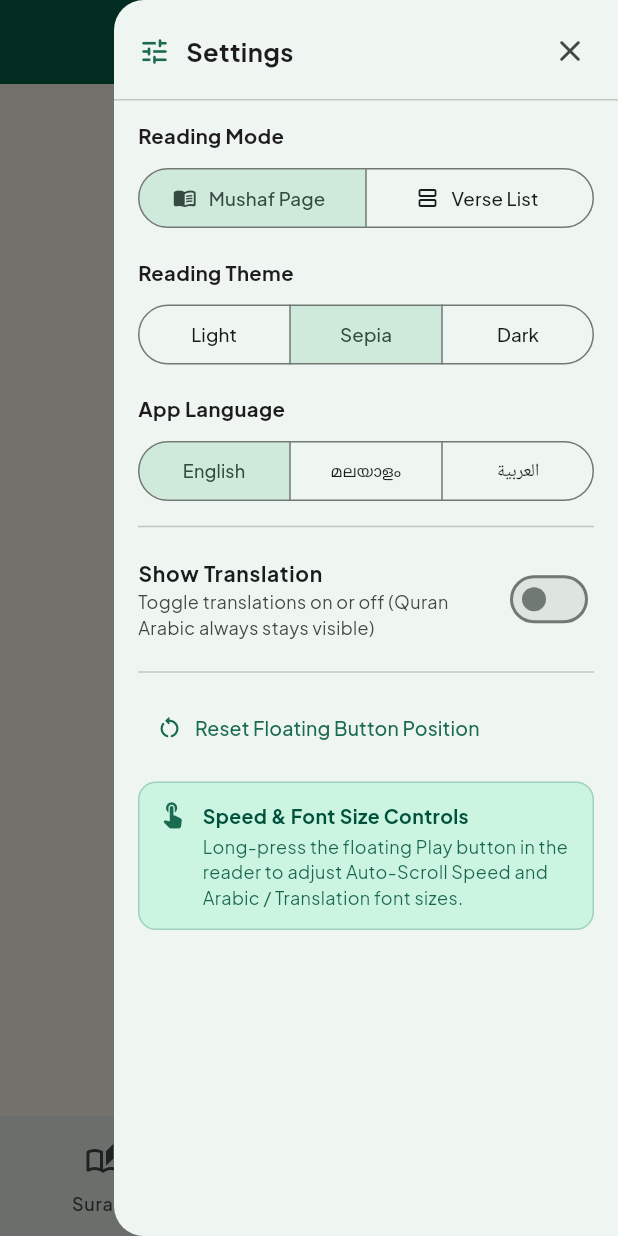
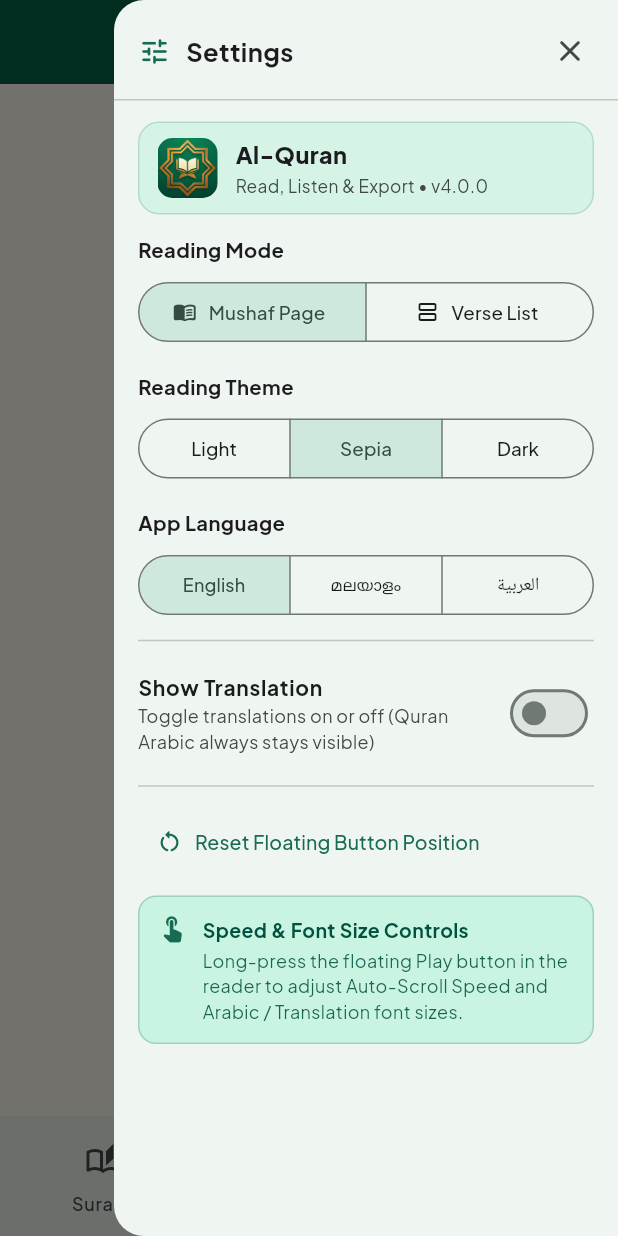
Before and after one commit to sanjide003/ibadia, a Flutter app: the screen it shows after launch, item 2 of the bottom bar chosen, with the side drawer open, on a phone screen of 412 x 824 dp. Run offline on Flutter 3.47's test engine with Material 3 defaults, Android fonts, the phone set to English and light mode, and no system bars; our stand-ins replace flutter_riverpod, google_fonts, pdf, share_plus, shared_preferences; missing offline and left inert: file_saver, gal; network calls fail.

Commit message:
feat: add branding assets and centralized config
- Introduce AppBranding for consistent theming
- Add app logo assets and launcher icon support
- Integrate branding into UI components and theme logic

```diff
--- /dev/null
+++ b/lib/core/config/app_branding.dart
@@ -0,0 +1,28 @@
+import 'package:flutter/material.dart';
+
+/// Central branding tokens for Al-Quran.
+///
+/// Edit the values below to customize the app's in-app name, version label,
+/// master logo asset, and primary emerald/gold brand palette in one place.
+/// See `BRANDING_GUIDE.md` (Malayalam) for full step-by-step instructions.
+class AppBranding {
+  const AppBranding._();
+
+  /// Primary app name used in MaterialApp title and English UI labels.
+  static const String appName = 'Al-Quran';
+
+  /// Short tagline displayed inside the compact drawer brand card.
+  static const String appTagline = 'Read, Listen & Export';
+
+  /// Display version string (keep in sync with pubspec.yaml version).
+  static const String appVersion = '4.0.0';
+
+  /// Master 1024x1024 logo asset registered in pubspec.yaml.
+  static const String logoAsset = 'assets/branding/app_logo.png';
+
+  /// Primary brand emerald palette.
+  static const Color primaryEmerald = Color(0xFF047857);
+  static const Color darkEmerald = Color(0xFF064E3B);
+  static const Color headerEmerald = Color(0xFF065F46);
+  static const Color accentGold = Color(0xFFD97706);
+}
--- a/lib/main.dart
+++ b/lib/main.dart
@@ -1,6 +1,7 @@
 import 'package:flutter/material.dart';
 import 'package:flutter_riverpod/flutter_riverpod.dart';
 import 'package:google_fonts/google_fonts.dart';
+import 'core/config/app_branding.dart';
 import 'providers/quran_providers.dart';
 import 'screens/home_screen.dart';
 
@@ -31,7 +32,7 @@ class QuranMalayalamApp extends ConsumerWidget {
         return ThemeData(
           useMaterial3: true,
           brightness: Brightness.dark,
-          colorSchemeSeed: const Color(0xFF047857),
+          colorSchemeSeed: AppBranding.primaryEmerald,
           scaffoldBackgroundColor: const Color(0xFF0A0D0C),
           textTheme: applyFont(ThemeData.dark().textTheme),
         );
@@ -40,7 +41,7 @@ class QuranMalayalamApp extends ConsumerWidget {
         return ThemeData(
           useMaterial3: true,
           brightness: Brightness.light,
-          colorSchemeSeed: const Color(0xFF065F46),
+          colorSchemeSeed: AppBranding.darkEmerald,
           scaffoldBackgroundColor: const Color(0xFFFBF6E9),
           appBarTheme: const AppBarTheme(
             backgroundColor: Color(0xFFF5ECD7),
@@ -52,14 +53,14 @@ class QuranMalayalamApp extends ConsumerWidget {
       return ThemeData(
         useMaterial3: true,
         brightness: Brightness.light,
-        colorSchemeSeed: const Color(0xFF047857),
+        colorSchemeSeed: AppBranding.primaryEmerald,
         scaffoldBackgroundColor: Colors.white,
         textTheme: applyFont(ThemeData.light().textTheme),
       );
     }
 
     return MaterialApp(
-      title: 'Al-Quran',
+      title: AppBranding.appName,
       debugShowCheckedModeBanner: false,
       theme: buildTheme(settings.themeMode),
       home: const HomeScreen(),
--- a/lib/screens/home_screen.dart
+++ b/lib/screens/home_screen.dart
@@ -4,6 +4,7 @@ import 'package:flutter/material.dart';
 import 'package:flutter_riverpod/flutter_riverpod.dart';
 import 'package:google_fonts/google_fonts.dart';
 import '../core/config/api_config.dart';
+import '../core/config/app_branding.dart';
 import '../core/l10n/app_strings.dart';
 import '../models/surah_model.dart';
 import '../providers/quran_providers.dart';
@@ -47,7 +48,7 @@ class _HomeScreenState extends ConsumerState<HomeScreen>
     final isSepia = settings.themeMode == 'sepia';
 
     final Color headerBg =
-        isDark ? const Color(0xFF064E3B) : const Color(0xFF065F46);
+        isDark ? AppBranding.darkEmerald : AppBranding.headerEmerald;
     final Color canvasBg = isDark
         ? const Color(0xFF0A0D0C)
         : (isSepia ? const Color(0xFFFBF6E9) : const Color(0xFFF3F6F4));
@@ -72,7 +73,38 @@ class _HomeScreenState extends ConsumerState<HomeScreen>
           foregroundColor: Colors.white,
           surfaceTintColor: Colors.transparent,
           elevation: 0,
-          title: Text(
+          title: _tabIndex == 0
+              ? Row(
+                  mainAxisSize: MainAxisSize.min,
+                  children: [
+                    Container(
+                      width: 28,
+                      height: 28,
+                      decoration: BoxDecoration(
+                        borderRadius: BorderRadius.circular(8),
+                        border: Border.all(
+                          color: Colors.white.withValues(alpha: 0.28),
+                          width: 1,
+                        ),
+                      ),
+                      clipBehavior: Clip.antiAlias,
+                      child: Image.asset(
+                        AppBranding.logoAsset,
+                        fit: BoxFit.cover,
+                      ),
+                    ),
+                    const SizedBox(width: 9),
+                    Text(
+                      appBarTitle,
+                      style: const TextStyle(
+                        fontWeight: FontWeight.w700,
+                        fontSize: 20,
+                        color: Colors.white,
+                      ),
+                    ),
+                  ],
+                )
+              : Text(
                   appBarTitle,
                   style: const TextStyle(
                     fontWeight: FontWeight.w700,
--- a/lib/screens/settings_screen.dart
+++ b/lib/screens/settings_screen.dart
@@ -2,6 +2,7 @@ import 'dart:math' as math;
 
 import 'package:flutter/material.dart';
 import 'package:flutter_riverpod/flutter_riverpod.dart';
+import '../core/config/app_branding.dart';
 import '../providers/quran_providers.dart';
 
 /// Compact slide-in side panel (endDrawer) mounted on both Home & Reader screens.
@@ -63,6 +64,60 @@ class CompactSettingsDrawer extends ConsumerWidget {
                 child: ListView(
                   padding: const EdgeInsets.fromLTRB(16, 14, 16, 20),
                   children: [
+                    // Brand Header Card
+                    Container(
+                      margin: const EdgeInsets.only(bottom: 14),
+                      padding: const EdgeInsets.symmetric(
+                        horizontal: 12,
+                        vertical: 10,
+                      ),
+                      decoration: BoxDecoration(
+                        color: cs.primaryContainer.withValues(alpha: 0.35),
+                        borderRadius: BorderRadius.circular(14),
+                        border: Border.all(
+                          color: cs.primary.withValues(alpha: 0.18),
+                        ),
+                      ),
+                      child: Row(
+                        children: [
+                          ClipRRect(
+                            borderRadius: BorderRadius.circular(10),
+                            child: Image.asset(
+                              AppBranding.logoAsset,
+                              width: 40,
+                              height: 40,
+                              fit: BoxFit.cover,
+                            ),
+                          ),
+                          const SizedBox(width: 12),
+                          Expanded(
+                            child: Column(
+                              crossAxisAlignment: CrossAxisAlignment.start,
+                              children: [
+                                Text(
+                                  t.appTitle,
+                                  style: const TextStyle(
+                                    fontSize: 15.5,
+                                    fontWeight: FontWeight.w800,
+                                  ),
+                                ),
+                                const SizedBox(height: 1),
+                                Text(
+                                  '${AppBranding.appTagline} • v${AppBranding.appVersion}',
+                                  maxLines: 1,
+                                  overflow: TextOverflow.ellipsis,
+                                  style: TextStyle(
+                                    fontSize: 11.5,
+                                    color: cs.onSurfaceVariant,
+                                  ),
+                                ),
+                              ],
+                            ),
+                          ),
+                        ],
+                      ),
+                    ),
+
                     // 1. Reading Mode
                     Text(
                       t.readingMode,
```
Also changed, not shown: pubspec.yaml (+16 -0 lines), assets/branding/app_logo.png (added), assets/branding/app_logo_foreground.png (added), 9 other files. Lines whose indentation alone changed are shown as unchanged.
